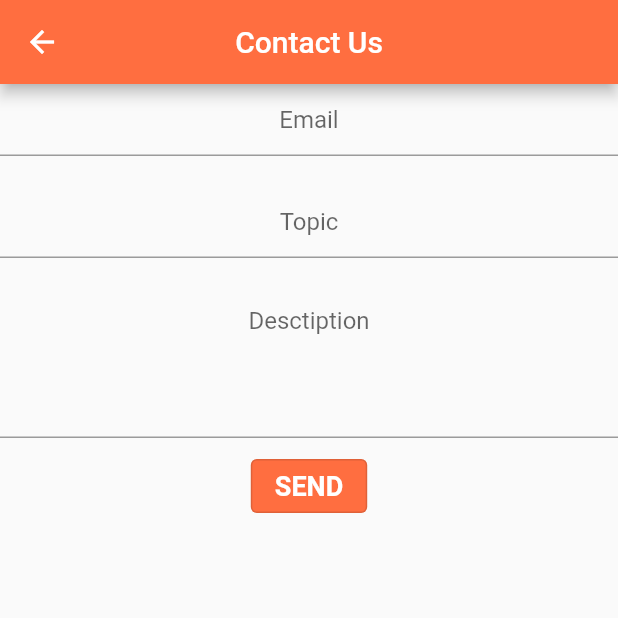
After one commit to goodiny777/Karma-Flutter, a Flutter app: the ContactWidget screen opened directly, on a phone screen of 412 x 824 dp, the top half of it. The commit adds this screen. Run offline on Flutter 3.47's test engine with Material 2 defaults, Android fonts, the phone set to English and light mode, and no system bars; our stand-ins replace animated_splash_screen, flutter_local_notifications, fluttertoast, pie_chart, sqflite, timezone; accounts and stored records are empty.

Commit message:
Contact us page instead of dialog

```diff
--- a/karma/karma/lib/main.dart
+++ b/karma/karma/lib/main.dart
@@ -1,6 +1,7 @@
 import 'package:animated_splash_screen/animated_splash_screen.dart';
 import 'package:flutter/material.dart';
 import 'package:flutter_local_notifications/flutter_local_notifications.dart';
+
 import 'screens/home_page.dart';
 
 final FlutterLocalNotificationsPlugin notificationsPlugin =
@@ -33,6 +34,7 @@ class MyApp extends StatelessWidget {
   Widget build(BuildContext context) {
     return MaterialApp(
         title: 'Karma',
+        debugShowCheckedModeBanner: false,
         theme: ThemeData(
           primarySwatch: Colors.lightGreen,
           visualDensity: VisualDensity.adaptivePlatformDensity,
--- /dev/null
+++ b/karma/karma/lib/screens/contact_page.dart
@@ -0,0 +1,77 @@
+import 'package:flutter/material.dart';
+import 'package:flutter/widgets.dart';
+
+class ContactWidget extends StatefulWidget {
+  var _padding = 10.0;
+
+  ContactWidget({Key? key}) : super(key: key);
+
+  @override
+  _ContactState createState() => _ContactState();
+}
+
+class _ContactState extends State<ContactWidget> {
+  @override
+  Widget build(BuildContext context) {
+    return Scaffold(
+      appBar: AppBar(
+          centerTitle: true,
+          backgroundColor: Colors.deepOrangeAccent,
+          leading: GestureDetector(
+              child: Icon(
+                Icons.arrow_back,
+                color: Colors.white,
+              ),
+              onTap: () => {Navigator.pop(context)}),
+          title: Text(
+            'Contact Us',
+            style: TextStyle(color: Colors.white),
+            textAlign: TextAlign.center,
+          )),
+      body: Center(
+        child: Column(
+          children: <Widget>[
+            TextField(
+              textAlign: TextAlign.center,
+              decoration: new InputDecoration(hintText: "Email"),
+            ),
+            SizedBox(
+              height: 20,
+            ),
+            TextField(
+              textAlign: TextAlign.center,
+              decoration: new InputDecoration(hintText: "Topic"),
+            ),
+            SizedBox(
+              height: 20,
+            ),
+            Container(
+              height: 100,
+              clipBehavior: Clip.none,
+              child: TextField(
+                  textAlign: TextAlign.center,
+                  minLines: 10,
+                  maxLines: 10,
+                  decoration: new InputDecoration(hintText: "Desctiption")),
+            ),
+            SizedBox(
+              height: 8,
+            ),
+            OutlinedButton(
+              onPressed: () {},
+              style: ButtonStyle(
+                backgroundColor: MaterialStateColor.resolveWith(
+                    (states) => Colors.deepOrangeAccent),
+              ),
+              child: Text('SEND',
+                  style: TextStyle(
+                      fontSize: 18,
+                      fontWeight: FontWeight.bold,
+                      color: Colors.white)),
+            )
+          ],
+        ),
+      ),
+    );
+  }
+}
```
Also changed, not shown: karma/karma/lib/dialogs/contact_us_dialog.dart (deleted, +0 -117 lines), karma/karma/lib/widgets/drawer.dart (+3 -7 lines).
